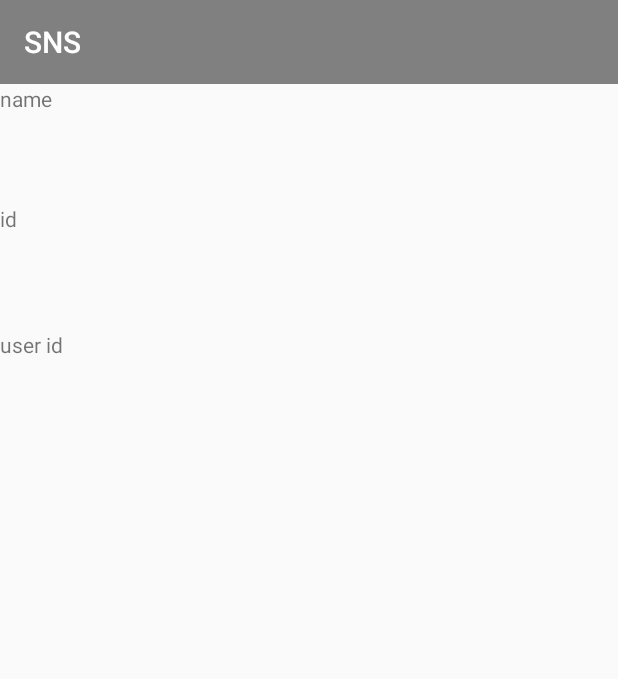
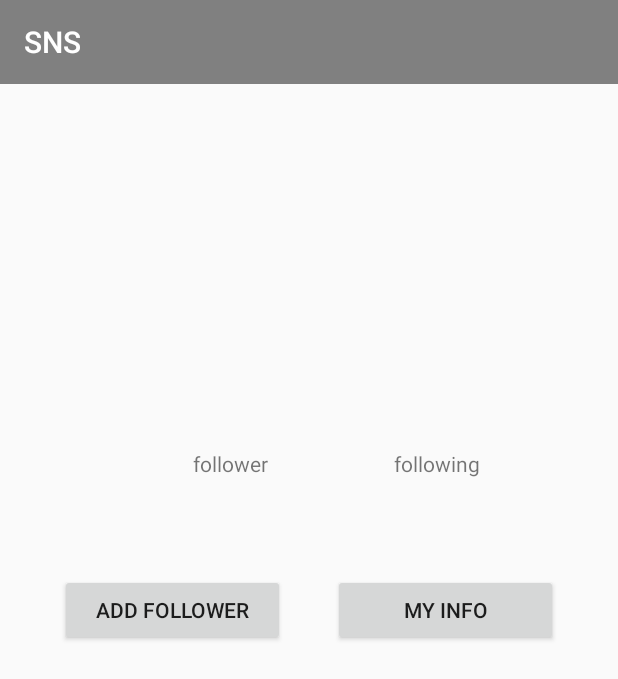
Before and after one commit to hkg5600/Android-Study, an Android app: the fragment UserInfoPage shown on its own in the app's theme, on a phone screen of 412 x 824 dp. Shown: the top 679 px of the screen. Run offline under Robolectric (Android 15) with nearby library versions, the phone set to English and light mode, and no system bars; our stand-ins replace data binding; 3 statements that could not run were skipped.

Commit message:
user info

```diff
--- a/SNS/app/src/main/java/com/example/sns/base/BaseFragment.kt
+++ b/SNS/app/src/main/java/com/example/sns/base/BaseFragment.kt
@@ -37,12 +37,13 @@ abstract class BaseFragment<T : ViewDataBinding, V : BaseViewModel> : Fragment()
     ): View? {
 
         viewDataBinding = DataBindingUtil.inflate(inflater, layoutResourceId, container, false)
+        viewDataBinding.executePendingBindings()
 
 //BaseFragment
         initStartView()
         initDataBinding()
         initAfterBinding()
-        viewDataBinding.executePendingBindings()
+
         return viewDataBinding.root
     }
 
--- a/SNS/app/src/main/java/com/example/sns/di/Module.kt
+++ b/SNS/app/src/main/java/com/example/sns/di/Module.kt
@@ -12,6 +12,7 @@ import com.example.sns.ui.main.MainActivityViewModel
 import com.example.sns.ui.post.PostViewModel
 import com.example.sns.ui.splash.SplashActivity
 import com.example.sns.ui.splash.SplashActivityViewModel
+import com.example.sns.ui.userInfo.UserInfoViewModel
 import com.example.sns.utils.BASE_URL
 import org.koin.androidx.viewmodel.ext.koin.viewModel
 import org.koin.dsl.module.module
@@ -57,6 +58,7 @@ var viewModelPart = module {
     viewModel { PostViewModel(get(), get()) }
     viewModel { LoginActivityViewModel(get(), get(), get()) }
     viewModel { AddPostViewModel(get(), get()) }
+    viewModel { UserInfoViewModel(get()) }
 }
 
 var adapterPart = module {
--- a/SNS/app/src/main/java/com/example/sns/room/dao/UserDao.kt
+++ b/SNS/app/src/main/java/com/example/sns/room/dao/UserDao.kt
@@ -4,6 +4,7 @@ import androidx.room.Dao
 import androidx.room.Query
 import com.example.sns.base.BaseDao
 import com.example.sns.room.model.User
+import io.reactivex.Completable
 import io.reactivex.Single
 
 @Dao
@@ -11,4 +12,7 @@ interface UserDao : BaseDao<User> {
 
     @Query("Select * From UserTable")
     fun getUserInfo() : Single<User>
+
+    @Query("Delete From UserTable")
+    fun deleteUser() : Completable
 }
--- a/SNS/app/src/main/java/com/example/sns/room/repository/UserRepository.kt
+++ b/SNS/app/src/main/java/com/example/sns/room/repository/UserRepository.kt
@@ -25,4 +25,8 @@ class UserRepository(application: Application) {
     fun insertUser(entity: User): Completable {
         return userDao.insert(entity)
     }
+
+    fun deleteUesr() : Completable {
+        return userDao.deleteUser()
+    }
 }
--- a/SNS/app/src/main/java/com/example/sns/ui/add_post/AddPost.kt
+++ b/SNS/app/src/main/java/com/example/sns/ui/add_post/AddPost.kt
@@ -3,6 +3,7 @@ package com.example.sns.ui.add_post
 import android.content.Intent
 import android.view.Menu
 import android.view.MenuItem
+import android.widget.Toast
 import androidx.lifecycle.Observer
 import com.example.sns.R
 import com.example.sns.base.BaseActivity
@@ -28,6 +29,7 @@ class AddPost : BaseActivity<ActivityAddPostBinding, AddPostViewModel>() {
 
     override fun initDataBinding() {
         viewModel.success.observe(this, Observer {
+            Toast.makeText(this, "Success to add post", Toast.LENGTH_SHORT)
             startActivity(Intent(this, MainActivity::class.java))
         })
     }
--- a/SNS/app/src/main/java/com/example/sns/ui/main/MainActivityViewModel.kt
+++ b/SNS/app/src/main/java/com/example/sns/ui/main/MainActivityViewModel.kt
@@ -77,8 +77,29 @@ class MainActivityViewModel(private val service: UserInfoService, application: A
     }
 
     fun logout() {
+        deleteToken()
+        deleteUser()
+    }
+
+    private fun deleteToken() {
         addDisposable(
             tokenRepository.deleteToken()
+                .subscribeOn(Schedulers.io())
+                .observeOn(AndroidSchedulers.mainThread())
+                .subscribe(
+                    {
+                        Log.d("Succeess", "success")
+                    },
+                    {
+                        Log.d("Error", "${it.message}")
+                    }
+                )
+        )
+    }
+
+    private fun deleteUser() {
+        addDisposable(
+            userRepository.deleteUesr()
                 .subscribeOn(Schedulers.io())
                 .observeOn(AndroidSchedulers.mainThread())
                 .subscribe(
--- a/SNS/app/src/main/java/com/example/sns/ui/userInfo/UserInfoPage.kt
+++ b/SNS/app/src/main/java/com/example/sns/ui/userInfo/UserInfoPage.kt
@@ -1,20 +1,24 @@
 package com.example.sns.ui.userInfo
 
 import android.os.Bundle
+import android.util.Log
+import android.widget.Toast
+import androidx.lifecycle.Observer
 import androidx.swiperefreshlayout.widget.SwipeRefreshLayout
+import com.example.sns.BR
 import com.example.sns.R
 import com.example.sns.base.BaseFragment
 import com.example.sns.databinding.FragmentPageUserInfoBinding
 import com.example.sns.ui.main.MainActivityViewModel
 import org.koin.androidx.viewmodel.ext.android.viewModel
 
-class UserInfoPage : BaseFragment<FragmentPageUserInfoBinding, MainActivityViewModel>() ,
+class UserInfoPage : BaseFragment<FragmentPageUserInfoBinding, UserInfoViewModel>(),
     SwipeRefreshLayout.OnRefreshListener {
 
     override val layoutResourceId: Int
         get() = R.layout.fragment_page_user_info
 
-    override val viewModel: MainActivityViewModel by viewModel()
+    override val viewModel: UserInfoViewModel by viewModel()
 
     fun newInstance(): UserInfoPage {
         val args = Bundle()
@@ -28,7 +32,15 @@ class UserInfoPage : BaseFragment<FragmentPageUserInfoBinding, MainActivityViewM
     }
 
     override fun initDataBinding() {
+        viewModel.user.observe(this, Observer {
+            Log.d("Msg", "get user start")
+            viewModel.getUser()
+        })
 
+        viewModel.success.observe(this, Observer {
+            val test = viewModel.userInfo.get()?.userName!!
+            Toast.makeText(activity, "$test", Toast.LENGTH_SHORT).show()
+        })
     }
 
     override fun initAfterBinding() {
--- a/SNS/app/src/main/java/com/example/sns/ui/userInfo/UserInfoViewModel.kt
+++ b/SNS/app/src/main/java/com/example/sns/ui/userInfo/UserInfoViewModel.kt
@@ -1,4 +1,35 @@
 package com.example.sns.ui.userInfo
 
-class UserInfoViewModel {
+import android.app.Application
+import androidx.databinding.Bindable
+import androidx.databinding.ObservableField
+import com.example.sns.base.BaseViewModel
+import com.example.sns.room.model.Follower
+
+class UserInfoViewModel(application: Application) : BaseViewModel(application) {
+
+    data class UserInfo(val userName: String, val follower: Follower)
+
+    var userInfo : ObservableField<UserInfo> = ObservableField()
+
+    fun getUser() {
+        userInfo.set(UserInfo(getUserName(), getFollower()))
+        success.call()
+    }
+
+    private fun getUserName() : String {
+        return user.value?.user_id!!
+    }
+
+    private fun getFollower() : Follower {
+
+        return Follower(user.value?.followers?.user_id!!.filter {
+            it != ""
+        })
+    }
+
+    private fun getFollowing() {
+
+    }
+
 }
--- a/SNS/app/src/main/res/layout/fragment_page_user_info.xml
+++ b/SNS/app/src/main/res/layout/fragment_page_user_info.xml
@@ -1,27 +1,104 @@
 <?xml version="1.0" encoding="utf-8"?>
-<layout xmlns:android="http://schemas.android.com/apk/res/android">
+<layout xmlns:app="http://schemas.android.com/apk/res-auto"
+    xmlns:bind="http://schemas.android.com/tools"
+    xmlns:android="http://schemas.android.com/apk/res/android">
 
-    <LinearLayout
+    <data>
+        <variable
+            name="data"
+            type="com.example.sns.ui.userInfo.UserInfoViewModel" />
+    </data>
+
+    <androidx.constraintlayout.widget.ConstraintLayout
         android:layout_width="match_parent"
         android:layout_height="match_parent"
         android:orientation="vertical">
 
-        <TextView
-            android:id="@+id/textName"
+
+        <Button
+            android:id="@+id/btn_add_follower"
+            android:layout_width="150dp"
+            android:layout_height="wrap_content"
+            android:layout_marginStart="24dp"
+            android:layout_marginBottom="28dp"
+            android:text="Add Follower"
+            app:layout_constraintBottom_toTopOf="@+id/scrollView2"
+            app:layout_constraintEnd_toStartOf="@+id/btn_my_info"
+            app:layout_constraintStart_toStartOf="parent"
+            bind:ignore="MissingConstraints" />
+
+        <Button
+            android:id="@+id/btn_my_info"
+            android:layout_width="150dp"
+            android:layout_height="wrap_content"
+            android:layout_marginStart="16dp"
+            android:layout_marginEnd="24dp"
+            android:layout_marginBottom="28dp"
+            android:text="My Info"
+            app:layout_constraintBottom_toTopOf="@+id/scrollView2"
+            app:layout_constraintEnd_toEndOf="parent"
+            app:layout_constraintStart_toEndOf="@+id/btn_add_follower"
+            bind:ignore="MissingConstraints" />
+
+        <ScrollView
+            android:id="@+id/scrollView2"
             android:layout_width="match_parent"
-            android:layout_height="80dp"
-            android:text="name" />
+            android:layout_height="365dp"
+            app:layout_constraintBottom_toBottomOf="parent"
+            bind:layout_editor_absoluteX="0dp">
+
+            <androidx.swiperefreshlayout.widget.SwipeRefreshLayout
+                android:id="@+id/swipe_refresh_layout"
+                android:layout_width="match_parent"
+                android:layout_height="match_parent"
+                android:background="@android:color/darker_gray">
+
+<!--                <androidx.recyclerview.widget.RecyclerView-->
+<!--                    android:id="@+id/recycler_view"-->
+<!--                    android:layout_width="match_parent"-->
+<!--                    android:layout_height="match_parent"-->
+<!--                    app:layoutManager="androidx.recyclerview.widget.LinearLayoutManager"-->
+<!--                    bind:listitem="@layout/post_item" />-->
+            </androidx.swiperefreshlayout.widget.SwipeRefreshLayout>
+        </ScrollView>
 
         <TextView
-            android:id="@+id/textID"
-            android:layout_width="match_parent"
-            android:layout_height="84dp"
-            android:text="id" />
+            android:id="@+id/text_follower"
+            android:layout_width="wrap_content"
+            android:layout_height="wrap_content"
+            android:layout_marginStart="68dp"
+            android:layout_marginEnd="68dp"
+            android:text="follower"
+            app:layout_constraintBottom_toBottomOf="@+id/text_name"
+            app:layout_constraintEnd_toStartOf="@id/text_following"
+            app:layout_constraintStart_toEndOf="@+id/text_name"
+            bind:ignore="MissingConstraints" />
 
         <TextView
-            android:id="@+id/textUserId"
-            android:layout_width="match_parent"
-            android:layout_height="80dp"
-            android:text="user id" />
-    </LinearLayout>
+            android:id="@+id/text_name"
+            android:layout_width="wrap_content"
+            android:layout_height="wrap_content"
+            android:layout_marginStart="40dp"
+            android:layout_marginEnd="28dp"
+            android:layout_marginBottom="140dp"
+            android:text="@{data.userInfo.userName}"
+            android:textSize="20dp"
+            app:layout_constraintBottom_toTopOf="@+id/scrollView2"
+            app:layout_constraintEnd_toStartOf="@+id/text_follower"
+            app:layout_constraintStart_toStartOf="parent"
+            bind:ignore="MissingConstraints" />
+
+        <TextView
+            android:id="@+id/text_following"
+            android:layout_width="wrap_content"
+            android:layout_height="wrap_content"
+            android:layout_marginStart="16dp"
+            android:layout_marginEnd="100dp"
+            android:text="following"
+            app:layout_constraintBottom_toBottomOf="@+id/text_follower"
+            app:layout_constraintEnd_toEndOf="parent"
+            app:layout_constraintStart_toEndOf="@+id/text_follower"
+            bind:ignore="MissingConstraints" />
+
+    </androidx.constraintlayout.widget.ConstraintLayout>
 </layout>
```
